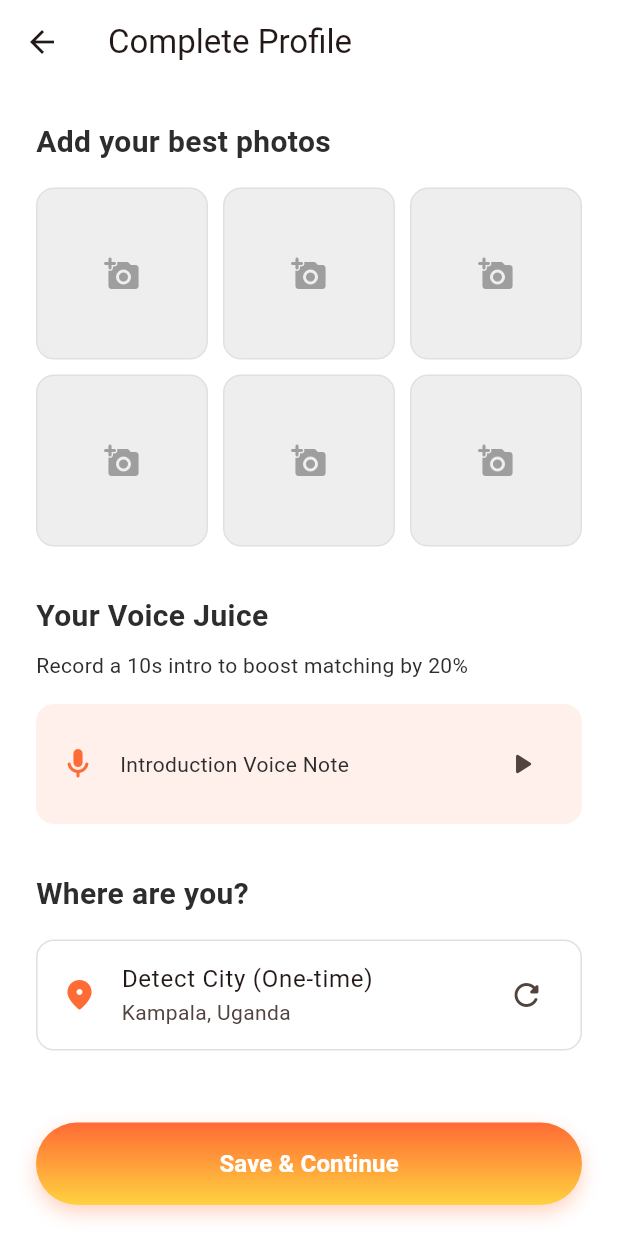
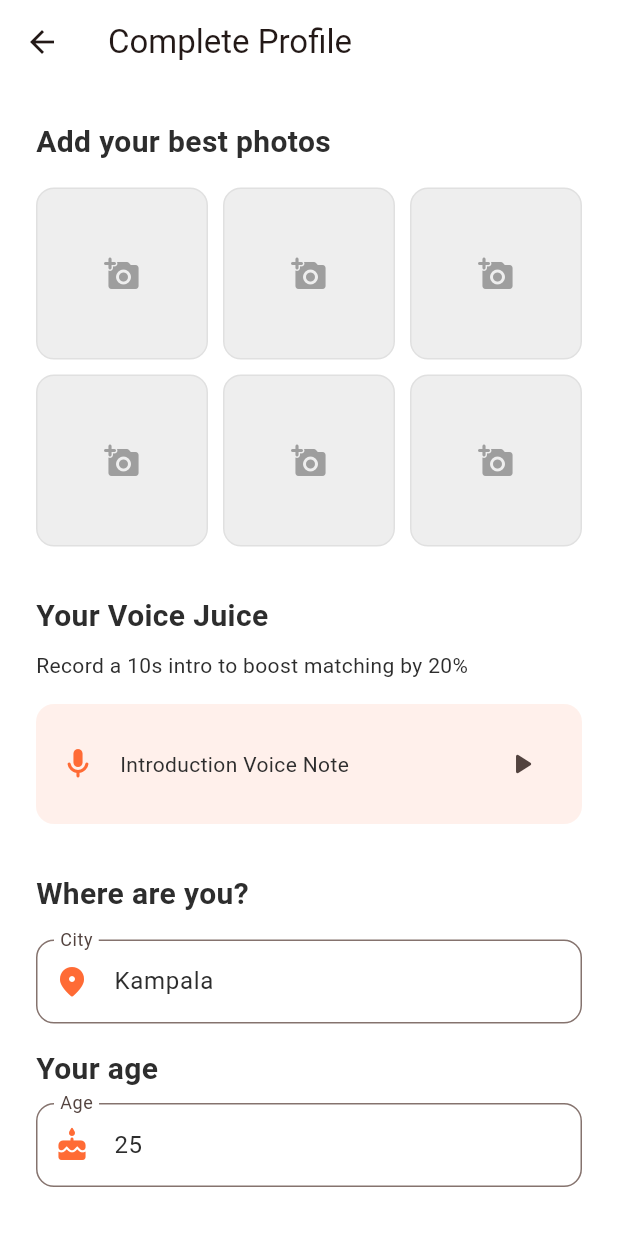
Before and after one commit to hassanmubiru/Juicedatesv2, a Flutter app: the ProfileSetupScreen screen opened by its route, on a phone screen of 412 x 824 dp. Run offline on Flutter 3.47's test engine with Material 3 defaults, Android fonts, the phone set to English and light mode, and no system bars; our stand-ins replace cloud_firestore, firebase_auth, firebase_core, flutter_bloc, flutter_card_swiper, google_sign_in and 1 more; accounts and stored records are empty.

Commit message:
Changes to be committed: 	modified:   lib/features/onboarding/profile_setup.dart

```diff
--- a/lib/features/onboarding/profile_setup.dart
+++ b/lib/features/onboarding/profile_setup.dart
@@ -145,22 +145,43 @@ class _ProfileSetupScreenState extends State<ProfileSetupScreen> {
               style: TextStyle(fontSize: 20, fontWeight: FontWeight.bold),
             ),
             const SizedBox(height: 16),
-            ListTile(
-              leading: const Icon(Icons.location_on_rounded, color: JuiceTheme.primaryTangerine),
-              title: const Text('Detect City (One-time)'),
-              subtitle: const Text('Kampala, Uganda'),
-              trailing: const Icon(Icons.refresh_rounded),
-              shape: RoundedRectangleBorder(
-                borderRadius: BorderRadius.circular(12),
-                side: BorderSide(color: Colors.grey[300]!),
+            TextField(
+              controller: _cityController,
+              decoration: InputDecoration(
+                labelText: 'City',
+                prefixIcon: const Icon(Icons.location_on_rounded,
+                    color: JuiceTheme.primaryTangerine),
+                border: OutlineInputBorder(
+                  borderRadius: BorderRadius.circular(12),
+                ),
+              ),
+            ),
+            const SizedBox(height: 16),
+            const Text(
+              'Your age',
+              style: TextStyle(fontSize: 20, fontWeight: FontWeight.bold),
+            ),
+            const SizedBox(height: 8),
+            TextField(
+              controller: _ageController,
+              keyboardType: TextInputType.number,
+              decoration: InputDecoration(
+                labelText: 'Age',
+                prefixIcon: const Icon(Icons.cake_rounded,
+                    color: JuiceTheme.primaryTangerine),
+                border: OutlineInputBorder(
+                  borderRadius: BorderRadius.circular(12),
+                ),
               ),
             ),
             const SizedBox(height: 48),
-            JuiceButton(
-              onPressed: () => Navigator.pushReplacementNamed(context, '/home'),
-              text: 'Save & Continue',
-              isGradient: true,
-            ),
+            _saving
+                ? const Center(child: CircularProgressIndicator())
+                : JuiceButton(
+                    onPressed: _saveProfile,
+                    text: 'Save & Continue',
+                    isGradient: true,
+                  ),
           ],
         ),
       ),
```
